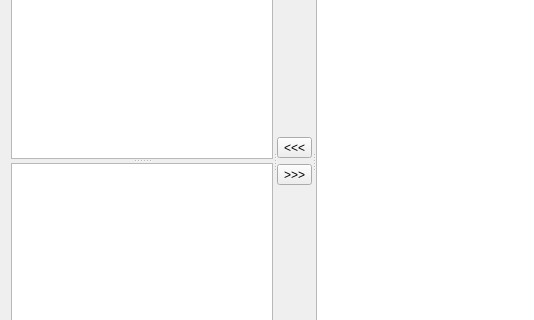
Qt form src/tiled/BuildingEditor/buildingtilesdialog.ui (timbaker/tiled) before a commit; both pictures show x 0 to 534 and y 113 to 433 of the 850 by 575 pixel window.
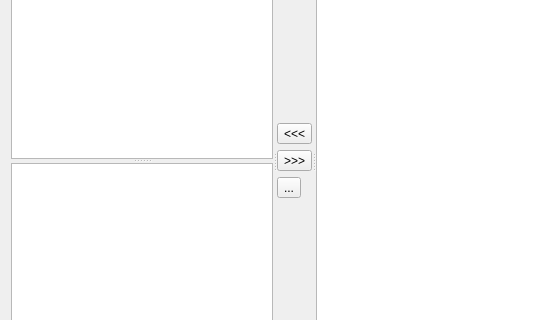
The same form after that commit. Icons and pictures are not drawn. Custom widgets are drawn as their Qt base class.

Commit message: Added undo/redo to BuildingTilesDialog.

```diff
--- a/src/tiled/BuildingEditor/buildingtilesdialog.ui
+++ b/src/tiled/BuildingEditor/buildingtilesdialog.ui
@@ -112,6 +112,20 @@
          </property>
         </widget>
        </item>
+       <item>
+        <widget class="QToolButton" name="clearTiles">
+         <property name="toolTip">
+          <string>Clear tiles assigned to selected furniture</string>
+         </property>
+         <property name="text">
+          <string>...</string>
+         </property>
+         <property name="icon">
+          <iconset resource="../tiled.qrc">
+           <normaloff>:/images/16x16/edit-clear.png</normaloff>:/images/16x16/edit-clear.png</iconset>
+         </property>
+        </widget>
+       </item>
        <item>
         <spacer name="verticalSpacer_2">
          <property name="orientation">
```
The commit also changes 6 other files.
